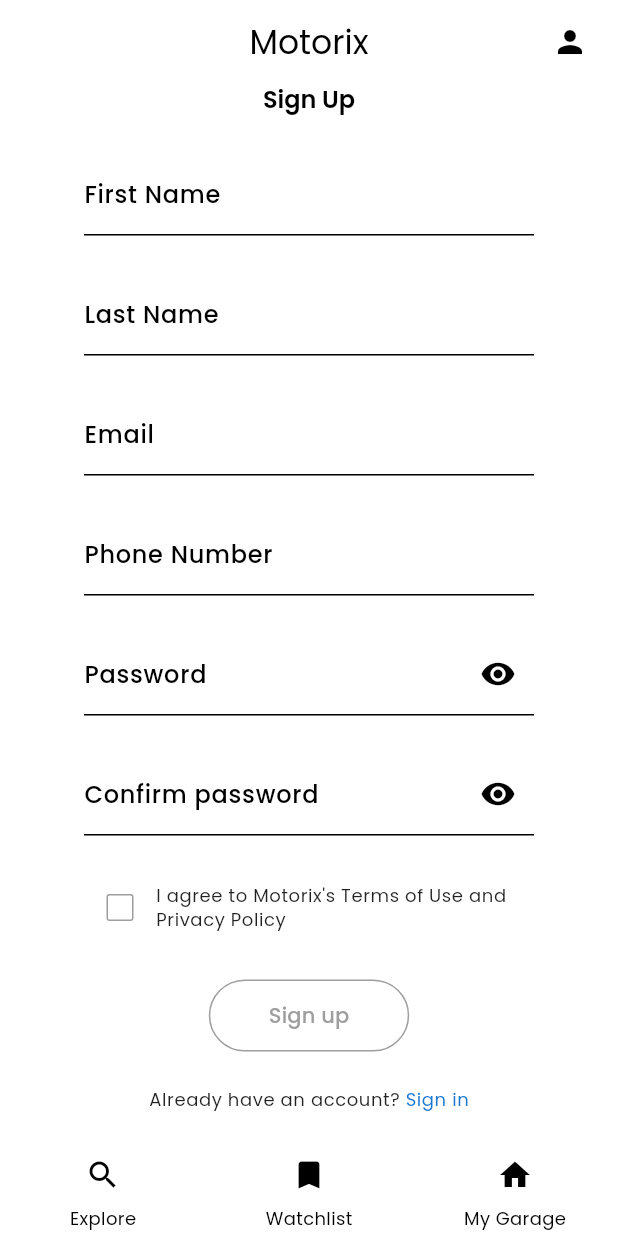
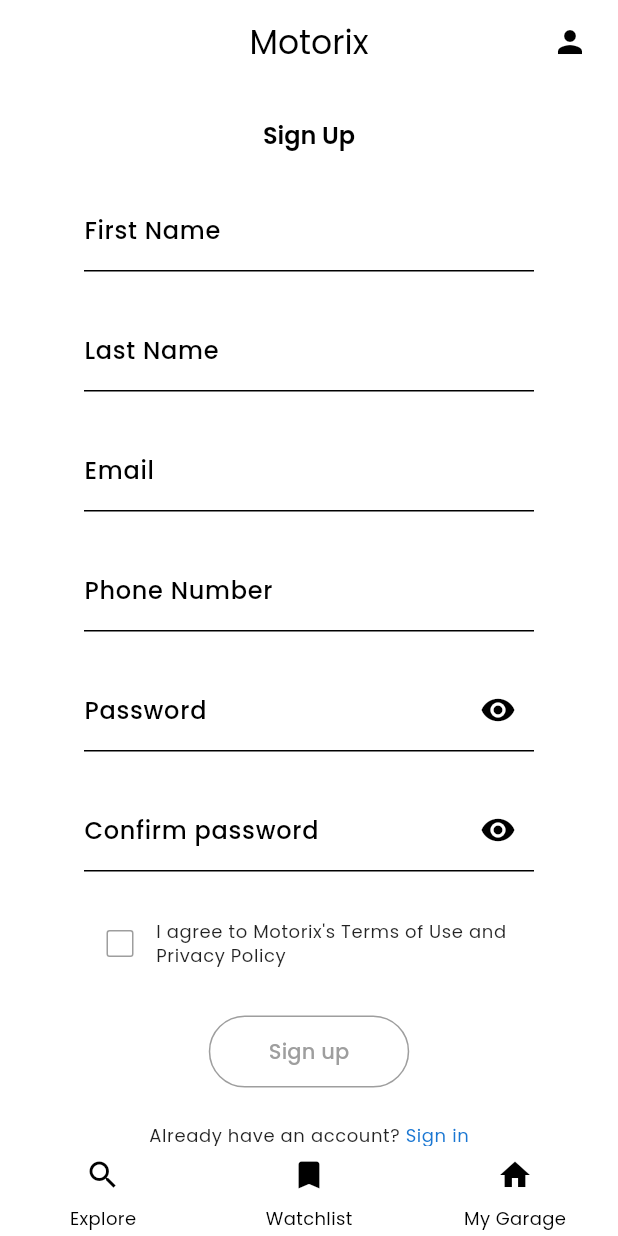
Before and after one commit to joengelena/aurae-beauty-app, a Flutter app: the SignUpPage screen opened by its route, on a phone screen of 412 x 824 dp. Run offline on Flutter 3.47's test engine with Material 3 defaults, Android fonts, the phone set to English and light mode, and no system bars; our stand-ins replace flutter_local_notifications, flutter_secure_storage, go_router, image_picker, smooth_page_indicator, timezone; missing offline and left inert: fetch_client; accounts and stored records are empty; network calls fail.

Commit message:
Add some vertical spacing on the sign up page

```diff
--- a/lib/presentation/pages/profile/sign_up_page.dart
+++ b/lib/presentation/pages/profile/sign_up_page.dart
@@ -71,14 +71,12 @@ class _SignUpPageState extends State<SignUpPage> {
 
     if (authProvider.signUpSuccess && authProvider.signUpMessage.isNotEmpty) {
       WidgetsBinding.instance.addPostFrameCallback((_) {
-        FeedbackHelpers.showSuccessSnackBar(
-          context,
-          'Welcome to Motorix!',
-        );
+        FeedbackHelpers.showSuccessSnackBar(context, 'Welcome to Motorix!');
       });
     }
 
     return SingleChildScrollView(
+      padding: const EdgeInsets.symmetric(vertical: 24),
       child: Center(
         child: SizedBox(
           width: 300,
```
